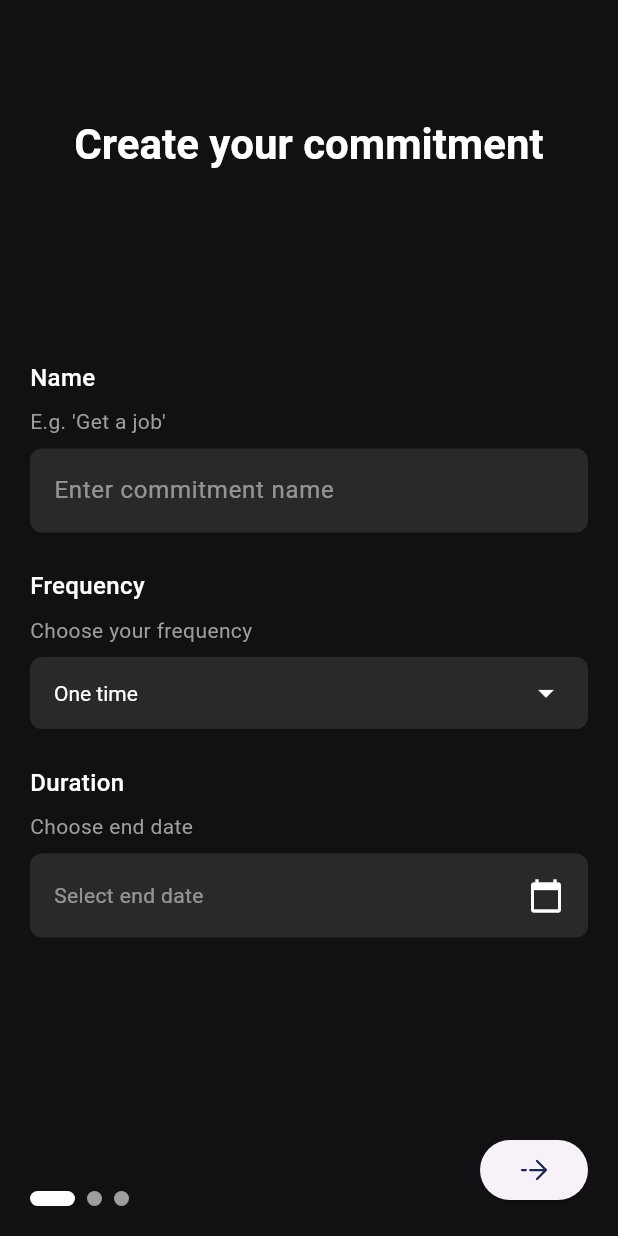
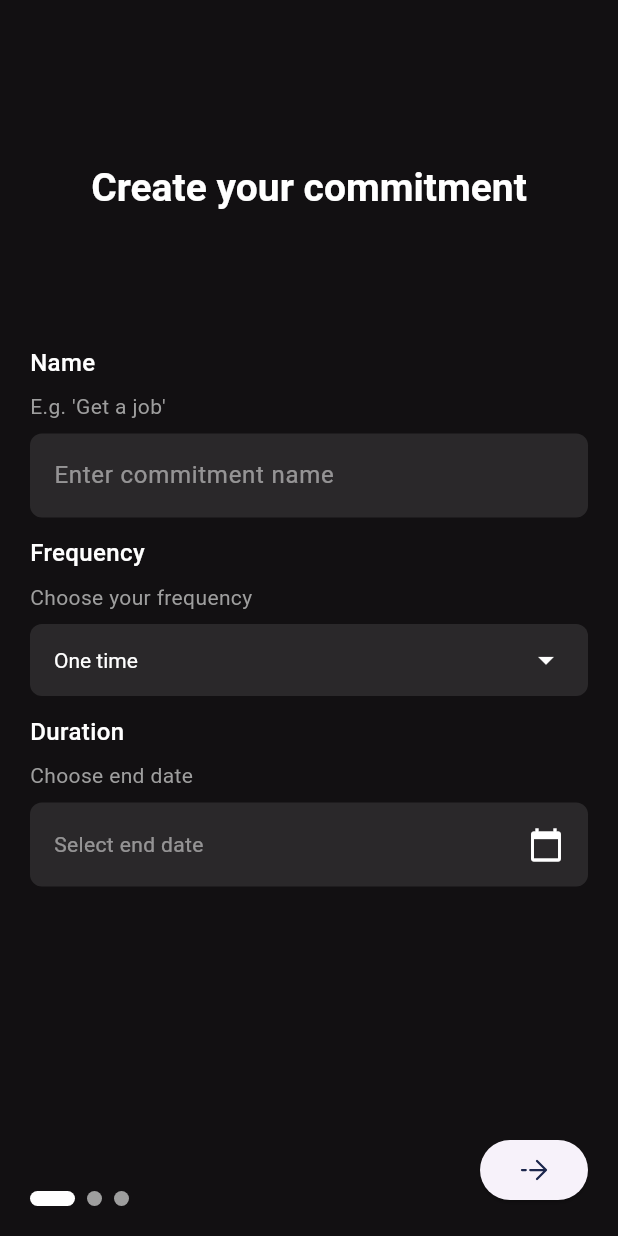
Before and after one commit to LukasSteinerr/Nice-Animation-Flutter, a Flutter app: the NewBetsScreen screen opened directly, on a phone screen of 412 x 824 dp. Run offline on Flutter 3.47's test engine with Material 3 defaults, Android fonts, the phone set to English and light mode, and no system bars; drawn by our look-alikes of animated_text_kit, smooth_page_indicator; our stand-ins replace flutter_svg, supabase_flutter; accounts and stored records are empty; Roboto replaces fonts that are missing (Agne).

Commit message:
best so far

```diff
--- a/lib/screens/new_bets_screen.dart
+++ b/lib/screens/new_bets_screen.dart
@@ -13,16 +13,16 @@ class NewBetsScreen extends StatefulWidget {
 
 class _NewBetsScreenState extends State<NewBetsScreen> {
   final PageController _pageController = PageController();
-  bool _showSecondText =
-      false; // State variable to control visibility of the second text
   String _animatedText = 'Create your commitment'; // Initial animated text
   String _durationText = ''; // Text for duration information
+  String _difficultyText = ''; // Text for difficulty information
   bool _isUserTyping = false; // Track if user is typing
   bool _hasAnimated = false; // Track if animation has already played
 
   // Form controllers
   final TextEditingController _nameController = TextEditingController();
   String _frequency = 'one time'; // Default frequency
+  String _difficulty = 'Medium'; // Default difficulty
   DateTime? _endDate; // Selected end date
 
   @override
@@ -31,16 +31,6 @@ class _NewBetsScreenState extends State<NewBetsScreen> {
 
     // Add listener to name controller
     _nameController.addListener(_onNameChanged);
-
-    // Start a timer to show the second text after the first animation completes
-    // "Create your commitment" has 22 characters. 22 * 100ms = 2200ms. Add a small buffer.
-    Future.delayed(const Duration(milliseconds: 2300), () {
-      if (mounted) {
-        setState(() {
-          _showSecondText = true;
-        });
-      }
-    });
   }
 
   @override
@@ -61,6 +51,7 @@ class _NewBetsScreenState extends State<NewBetsScreen> {
       if (text.isEmpty) {
         _animatedText = 'Create your commitment';
         _durationText = '';
+        _difficultyText = '';
         _isUserTyping = false;
         _hasAnimated = false; // Reset animation state when text is empty
       } else {
@@ -72,6 +63,7 @@ class _NewBetsScreenState extends State<NewBetsScreen> {
           _updateDurationText();
         } else {
           _durationText = '';
+          _difficultyText = '';
         }
 
         if (!_hasAnimated) {
@@ -85,6 +77,7 @@ class _NewBetsScreenState extends State<NewBetsScreen> {
     if (_endDate == null) {
       setState(() {
         _durationText = '';
+        _difficultyText = '';
       });
       return;
     }
@@ -96,15 +89,19 @@ class _NewBetsScreenState extends State<NewBetsScreen> {
       switch (_frequency) {
         case 'one time':
           _durationText = 'by $formattedDate';
+          _difficultyText = '';
           break;
         case 'daily':
-          _durationText = 'Daily, until $formattedDate';
+          _durationText = 'Daily until $formattedDate';
+          _difficultyText = 'Difficulty: $_difficulty';
           break;
         case 'weekly':
-          _durationText = 'Weekly, until $formattedDate';
+          _durationText = 'Weekly until $formattedDate';
+          _difficultyText = 'Difficulty: $_difficulty';
           break;
         default:
           _durationText = '';
+          _difficultyText = '';
       }
     });
   }
@@ -135,11 +132,11 @@ class _NewBetsScreenState extends State<NewBetsScreen> {
         child: Column(
           crossAxisAlignment: CrossAxisAlignment.start,
           children: [
-            const SizedBox(height: 60), // Space from top
+            const SizedBox(height: 90), // Adjusted space from top
             SizedBox(
               width: double.infinity,
               height:
-                  120, // Fixed height to prevent pushing content down when text wraps
+                  115, // Reduced height to prevent pushing content down when text wraps
               child: DefaultTextStyle(
                 style: const TextStyle(
                   fontSize: 30.0,
@@ -161,7 +158,7 @@ class _NewBetsScreenState extends State<NewBetsScreen> {
                             _animatedText,
                             textAlign: TextAlign.center,
                             textStyle: const TextStyle(
-                              fontSize: 28.0,
+                              fontSize: 26.0,
                               fontWeight: FontWeight.bold,
                               color: Colors.white,
                             ),
@@ -186,7 +183,7 @@ class _NewBetsScreenState extends State<NewBetsScreen> {
                             _animatedText,
                             textAlign: TextAlign.center,
                             style: const TextStyle(
-                              fontSize: 28.0,
+                              fontSize: 26.0,
                               fontWeight: FontWeight.bold,
                               color: Colors.white,
                             ),
@@ -199,40 +196,31 @@ class _NewBetsScreenState extends State<NewBetsScreen> {
                                 _durationText,
                                 textAlign: TextAlign.center,
                                 style: const TextStyle(
-                                  fontSize: 18.0,
+                                  fontSize: 16.0,
+                                  color: Colors.grey,
+                                ),
+                              ),
+                            ),
+                          // Show difficulty text if available
+                          if (_difficultyText.isNotEmpty)
+                            Padding(
+                              padding: const EdgeInsets.only(top: 8.0),
+                              child: Text(
+                                _difficultyText,
+                                textAlign: TextAlign.center,
+                                style: const TextStyle(
+                                  fontSize: 16.0,
                                   color: Colors.grey,
                                 ),
                               ),
                             ),
                         ],
                       ),
-                    // Add some spacing between the texts
-                    const SizedBox(height: 10),
-                    // Conditionally display the second AnimatedTextKit
-                    if (_showSecondText && !_isUserTyping)
-                      AnimatedTextKit(
-                        key: ValueKey(
-                          'instruction_text',
-                        ), // Key to control animation
-                        animatedTexts: [
-                          TypewriterAnimatedText(
-                            'Let us know what you want to commit to.',
-                            textAlign: TextAlign.center,
-                            textStyle: const TextStyle(
-                              fontSize: 18.0,
-                              color: Colors.grey,
-                            ),
-                            speed: const Duration(milliseconds: 50),
-                          ),
-                        ],
-                        isRepeatingAnimation: false,
-                        displayFullTextOnTap: true,
-                      ),
                   ],
                 ),
               ),
             ),
-            const SizedBox(height: 40), // Space between text and form
+            const SizedBox(height: 5), // Reduced space between text and form
             // Form fields
             Expanded(
               child: SingleChildScrollView(
@@ -271,8 +259,7 @@ class _NewBetsScreenState extends State<NewBetsScreen> {
                       ),
                     ),
 
-                    const SizedBox(height: 24),
-
+                    const SizedBox(height: 12), // Reduced spacing
                     // Frequency field
                     const Text(
                       'Frequency',
@@ -333,8 +320,106 @@ class _NewBetsScreenState extends State<NewBetsScreen> {
                       ),
                     ),
 
-                    const SizedBox(height: 24),
+                    // Difficulty field (only show for daily and weekly)
+                    if (_frequency == 'daily' || _frequency == 'weekly') ...[
+                      const SizedBox(height: 12), // Reduced spacing
+                      Row(
+                        children: [
+                          const Text(
+                            'Difficulty',
+                            style: TextStyle(
+                              color: Colors.white,
+                              fontSize: 16,
+                              fontWeight: FontWeight.w500,
+                            ),
+                          ),
+                          const SizedBox(width: 8),
+                          GestureDetector(
+                            onTap: () {
+                              showDialog(
+                                context: context,
+                                builder: (BuildContext context) {
+                                  return AlertDialog(
+                                    backgroundColor: Colors.grey[800],
+                                    title: const Text(
+                                      'Difficulty',
+                                      style: TextStyle(color: Colors.white),
+                                    ),
+                                    content: const Text(
+                                      'Determines what percentage of your commitment needs to be reached to succeed.',
+                                      style: TextStyle(color: Colors.white),
+                                    ),
+                                    actions: <Widget>[
+                                      TextButton(
+                                        child: const Text(
+                                          'Close',
+                                          style: TextStyle(color: Colors.white),
+                                        ),
+                                        onPressed: () {
+                                          Navigator.of(context).pop();
+                                        },
+                                      ),
+                                    ],
+                                  );
+                                },
+                              );
+                            },
+                            child: const Icon(
+                              Icons.info_outline,
+                              color: Colors.grey,
+                              size: 16,
+                            ),
+                          ),
+                        ],
+                      ),
+                      const SizedBox(height: 8),
+                      Container(
+                        width: double.infinity,
+                        padding: const EdgeInsets.symmetric(horizontal: 16),
+                        decoration: BoxDecoration(
+                          color: Colors.white.withOpacity(0.1),
+                          borderRadius: BorderRadius.circular(8),
+                        ),
+                        child: DropdownButtonHideUnderline(
+                          child: DropdownButton<String>(
+                            value: _difficulty,
+                            dropdownColor: Colors.grey[800],
+                            style: const TextStyle(color: Colors.white),
+                            icon: const Icon(
+                              Icons.arrow_drop_down,
+                              color: Colors.white,
+                            ),
+                            isExpanded: true,
+                            items: const [
+                              DropdownMenuItem(
+                                value: 'Easy',
+                                child: Text('Easy (60%)'),
+                              ),
+                              DropdownMenuItem(
+                                value: 'Medium',
+                                child: Text('Medium (80%)'),
+                              ),
+                              DropdownMenuItem(
+                                value: 'Hard',
+                                child: Text('Hard (100%)'),
+                              ),
+                            ],
+                            onChanged: (String? newValue) {
+                              setState(() {
+                                _difficulty = newValue!;
+                                // Update duration text if both name and end date are set
+                                if (_nameController.text.trim().isNotEmpty &&
+                                    _endDate != null) {
+                                  _updateDurationText();
+                                }
+                              });
+                            },
+                          ),
+                        ),
+                      ),
+                    ],
 
+                    const SizedBox(height: 12), // Reduced spacing
                     // Duration field
                     const Text(
                       'Duration',
```
